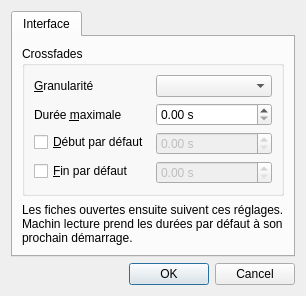
Before: the Qt Designer form src/machincast/interface/ui/preferences.ui in dascritch/machincast, drawn with Qt 5.
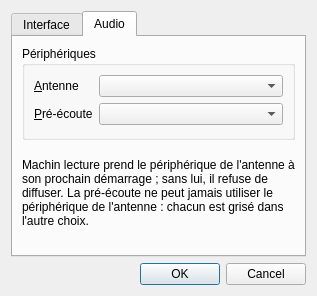
After: the same form once the commit is applied. The open tabs and pages were chosen to show the change.

Commit message:
feat: périphérique de l'antenne obligatoire pour diffuser, réglable dans les préférences
https://github.com/dascritch/machincast/issues/116
Pré-écoute d'un Sonore

Claude-Session: https://claude.ai/code/session_01KaPegkCQoT3k3oMgjXGsiv

The edit to the form file:
```diff
--- a/src/machincast/interface/ui/preferences.ui
+++ b/src/machincast/interface/ui/preferences.ui
@@ -114,6 +114,73 @@
        </item>
       </layout>
      </widget>
+     <widget class="QWidget" name="page_audio">
+      <attribute name="title">
+       <string>Audio</string>
+      </attribute>
+      <layout class="QVBoxLayout" name="disposition_audio">
+       <item>
+        <widget class="QGroupBox" name="groupe_peripheriques">
+         <property name="title">
+          <string>Périphériques</string>
+         </property>
+         <layout class="QFormLayout" name="formulaire_peripheriques">
+          <item row="0" column="0">
+           <widget class="QLabel" name="etiquette_antenne">
+            <property name="text">
+             <string>&amp;Antenne</string>
+            </property>
+            <property name="buddy">
+             <cstring>antenne</cstring>
+            </property>
+           </widget>
+          </item>
+          <item row="0" column="1">
+           <widget class="QComboBox" name="antenne">
+            <property name="toolTip">
+             <string>Le périphérique sur lequel Machin lecture diffuse l'antenne</string>
+            </property>
+           </widget>
+          </item>
+          <item row="1" column="0">
+           <widget class="QLabel" name="etiquette_preecoute">
+            <property name="text">
+             <string>&amp;Pré-écoute</string>
+            </property>
+            <property name="buddy">
+             <cstring>preecoute</cstring>
+            </property>
+           </widget>
+          </item>
+          <item row="1" column="1">
+           <widget class="QComboBox" name="preecoute">
+            <property name="toolTip">
+             <string>Le périphérique de la pré-écoute de l'interface, jamais celui de l'antenne</string>
+            </property>
+           </widget>
+          </item>
+         </layout>
+        </widget>
+       </item>
+       <item>
+        <widget class="QLabel" name="explication_audio">
+         <property name="text">
+          <string>Machin lecture prend le périphérique de l'antenne à son prochain démarrage ; sans lui, il refuse de diffuser. La pré-écoute ne peut jamais utiliser le périphérique de l'antenne : chacun est grisé dans l'autre choix.</string>
+         </property>
+         <property name="wordWrap">
+          <bool>true</bool>
+         </property>
+        </widget>
+       </item>
+       <item>
+        <spacer name="espace_audio">
+         <property name="orientation">
+          <enum>Qt::Orientation::Vertical</enum>
+         </property>
+        </spacer>
+       </item>
+      </layout>
+     </widget>
     </widget>
    </item>
    <item>
```
The commit also changes 17 other files.
